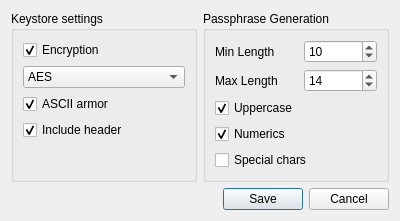
Above: ui/Settings.ui from tcShadowWalker/XKey before the change. Below: the same form after it.
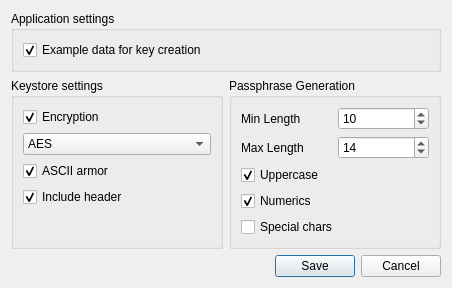
That is the form after the change. Icons and pictures are not drawn.

Commit message: Added warning for deactivating encryption

Patch:
```diff
--- a/ui/Settings.ui
+++ b/ui/Settings.ui
@@ -6,100 +6,15 @@
    <rect>
     <x>0</x>
     <y>0</y>
-    <width>400</width>
-    <height>196</height>
+    <width>452</width>
+    <height>257</height>
    </rect>
   </property>
   <property name="windowTitle">
    <string>XKey Settings</string>
   </property>
   <layout class="QGridLayout" name="gridLayout_2">
-   <item row="0" column="0">
-    <widget class="QGroupBox" name="groupBox_2">
-     <property name="title">
-      <string>Keystore settings</string>
-     </property>
-     <layout class="QVBoxLayout" name="verticalLayout">
-      <item>
-       <widget class="QCheckBox" name="encryptionCheckBox">
-        <property name="enabled">
-         <bool>true</bool>
-        </property>
-        <property name="toolTip">
-         <string>&lt;html&gt;&lt;head/&gt;&lt;body&gt;&lt;p&gt;XKeystore databases are always fully encrypted.&lt;br/&gt;This setting can not be deactivated.&lt;/p&gt;&lt;/body&gt;&lt;/html&gt;</string>
-        </property>
-        <property name="text">
-         <string>Encryption</string>
-        </property>
-        <property name="checkable">
-         <bool>true</bool>
-        </property>
-        <property name="checked">
-         <bool>true</bool>
-        </property>
-       </widget>
-      </item>
-      <item>
-       <widget class="QComboBox" name="cipherComboBox">
-        <property name="toolTip">
-         <string>&lt;html&gt;&lt;head/&gt;&lt;body&gt;&lt;p&gt;The used encryption cipher from the OpenSSL library&lt;br/&gt;that is used to encrypt databases.&lt;/p&gt;&lt;p&gt;Recommended: &lt;span style=&quot; font-weight:600;&quot;&gt;AES&lt;/span&gt;&lt;/p&gt;&lt;/body&gt;&lt;/html&gt;</string>
-        </property>
-        <property name="editable">
-         <bool>false</bool>
-        </property>
-        <property name="frame">
-         <bool>true</bool>
-        </property>
-        <item>
-         <property name="text">
-          <string>AES</string>
-         </property>
-        </item>
-       </widget>
-      </item>
-      <item>
-       <widget class="QCheckBox" name="asciiArmorCheckBox">
-        <property name="toolTip">
-         <string>&lt;html&gt;&lt;head/&gt;&lt;body&gt;&lt;p&gt;Base64 Encoding for Keystores.&lt;/p&gt;&lt;p&gt;&lt;br/&gt;&lt;/p&gt;&lt;p&gt;This setting will additionaly encode the encrypted keystores with Base64.&lt;/p&gt;&lt;p&gt;&lt;br/&gt;&lt;/p&gt;&lt;p&gt;This can be useful for transmission via E-Mail or copying over the network,&lt;/p&gt;&lt;p&gt;when the underlying protocol or server has problems handling binary data.&lt;/p&gt;&lt;p&gt;&lt;br/&gt;&lt;/p&gt;&lt;p&gt;Recommended: &lt;span style=&quot; font-weight:600;&quot;&gt;On&lt;/span&gt;&lt;/p&gt;&lt;/body&gt;&lt;/html&gt;</string>
-        </property>
-        <property name="text">
-         <string>ASCII armor</string>
-        </property>
-        <property name="checked">
-         <bool>true</bool>
-        </property>
-       </widget>
-      </item>
-      <item>
-       <widget class="QCheckBox" name="headerCheckBox">
-        <property name="toolTip">
-         <string>&lt;html&gt;&lt;head/&gt;&lt;body&gt;&lt;p&gt;Include a cleartext header file into keystores.&lt;/p&gt;&lt;p&gt;&lt;br/&gt;&lt;/p&gt;&lt;p&gt;Normally, all keystore have a plaintext ascii header,&lt;br/&gt;which indicates the files to be passphrase keystores.&lt;/p&gt;&lt;p&gt;&lt;br/&gt;&lt;/p&gt;&lt;p&gt;This header helps XKey to recognize the encryption and version settings used for encryption and you might encounter problems when that header ist not present.&lt;/p&gt;&lt;p&gt;&lt;br/&gt;&lt;/p&gt;&lt;p&gt;Strongly recommended to be &lt;span style=&quot; font-weight:600;&quot;&gt;On&lt;/span&gt;.&lt;/p&gt;&lt;/body&gt;&lt;/html&gt;</string>
-        </property>
-        <property name="text">
-         <string>Include header</string>
-        </property>
-        <property name="checked">
-         <bool>true</bool>
-        </property>
-       </widget>
-      </item>
-      <item>
-       <spacer name="verticalSpacer">
-        <property name="orientation">
-         <enum>Qt::Vertical</enum>
-        </property>
-        <property name="sizeHint" stdset="0">
-         <size>
-          <width>20</width>
-          <height>40</height>
-         </size>
-        </property>
-       </spacer>
-      </item>
-     </layout>
-    </widget>
-   </item>
-   <item row="0" column="1">
+   <item row="1" column="1">
     <widget class="QGroupBox" name="groupBox">
      <property name="title">
       <string>Passphrase Generation</string>
@@ -199,7 +114,7 @@
      </layout>
     </widget>
    </item>
-   <item row="1" column="0" colspan="2">
+   <item row="2" column="0" colspan="2">
     <widget class="QDialogButtonBox" name="buttonBox">
      <property name="orientation">
       <enum>Qt::Horizontal</enum>
@@ -209,6 +124,113 @@
      </property>
     </widget>
    </item>
+   <item row="1" column="0">
+    <widget class="QGroupBox" name="groupBox_2">
+     <property name="title">
+      <string>Keystore settings</string>
+     </property>
+     <layout class="QVBoxLayout" name="verticalLayout">
+      <item>
+       <widget class="QCheckBox" name="encryptionCheckBox">
+        <property name="enabled">
+         <bool>true</bool>
+        </property>
+        <property name="toolTip">
+         <string>&lt;html&gt;&lt;head/&gt;&lt;body&gt;&lt;p&gt;XKeystore databases are always fully encrypted.&lt;br/&gt;This setting can not be deactivated.&lt;/p&gt;&lt;/body&gt;&lt;/html&gt;</string>
+        </property>
+        <property name="text">
+         <string>Encryption</string>
+        </property>
+        <property name="checkable">
+         <bool>true</bool>
+        </property>
+        <property name="checked">
+         <bool>true</bool>
+        </property>
+       </widget>
+      </item>
+      <item>
+       <widget class="QComboBox" name="cipherComboBox">
+        <property name="toolTip">
+         <string>&lt;html&gt;&lt;head/&gt;&lt;body&gt;&lt;p&gt;The used encryption cipher from the OpenSSL library&lt;br/&gt;that is used to encrypt databases.&lt;/p&gt;&lt;p&gt;Recommended: &lt;span style=&quot; font-weight:600;&quot;&gt;AES&lt;/span&gt;&lt;/p&gt;&lt;/body&gt;&lt;/html&gt;</string>
+        </property>
+        <property name="editable">
+         <bool>false</bool>
+        </property>
+        <property name="frame">
+         <bool>true</bool>
+        </property>
+        <item>
+         <property name="text">
+          <string>AES</string>
+         </property>
+        </item>
+       </widget>
+      </item>
+      <item>
+       <widget class="QCheckBox" name="asciiArmorCheckBox">
+        <property name="toolTip">
+         <string>&lt;html&gt;&lt;head/&gt;&lt;body&gt;&lt;p&gt;Base64 Encoding for Keystores.&lt;/p&gt;&lt;p&gt;&lt;br/&gt;&lt;/p&gt;&lt;p&gt;This setting will additionaly encode the encrypted keystores with Base64.&lt;/p&gt;&lt;p&gt;&lt;br/&gt;&lt;/p&gt;&lt;p&gt;This can be useful for transmission via E-Mail or copying over the network,&lt;/p&gt;&lt;p&gt;when the underlying protocol or server has problems handling binary data.&lt;/p&gt;&lt;p&gt;&lt;br/&gt;&lt;/p&gt;&lt;p&gt;Recommended: &lt;span style=&quot; font-weight:600;&quot;&gt;On&lt;/span&gt;&lt;/p&gt;&lt;/body&gt;&lt;/html&gt;</string>
+        </property>
+        <property name="text">
+         <string>ASCII armor</string>
+        </property>
+        <property name="checked">
+         <bool>true</bool>
+        </property>
+       </widget>
+      </item>
+      <item>
+       <widget class="QCheckBox" name="headerCheckBox">
+        <property name="toolTip">
+         <string>&lt;html&gt;&lt;head/&gt;&lt;body&gt;&lt;p&gt;Include a cleartext header file into keystores.&lt;/p&gt;&lt;p&gt;&lt;br/&gt;&lt;/p&gt;&lt;p&gt;Normally, all keystore have a plaintext ascii header,&lt;br/&gt;which indicates the files to be passphrase keystores.&lt;/p&gt;&lt;p&gt;&lt;br/&gt;&lt;/p&gt;&lt;p&gt;This header helps XKey to recognize the encryption and version settings used for encryption and you might encounter problems when that header ist not present.&lt;/p&gt;&lt;p&gt;&lt;br/&gt;&lt;/p&gt;&lt;p&gt;Strongly recommended to be &lt;span style=&quot; font-weight:600;&quot;&gt;On&lt;/span&gt;.&lt;/p&gt;&lt;/body&gt;&lt;/html&gt;</string>
+        </property>
+        <property name="text">
+         <string>Include header</string>
+        </property>
+        <property name="checked">
+         <bool>true</bool>
+        </property>
+       </widget>
+      </item>
+      <item>
+       <spacer name="verticalSpacer">
+        <property name="orientation">
+         <enum>Qt::Vertical</enum>
+        </property>
+        <property name="sizeHint" stdset="0">
+         <size>
+          <width>20</width>
+          <height>40</height>
+         </size>
+        </property>
+       </spacer>
+      </item>
+     </layout>
+    </widget>
+   </item>
+   <item row="0" column="0" colspan="2">
+    <widget class="QGroupBox" name="groupBox_3">
+     <property name="title">
+      <string>Application settings</string>
+     </property>
+     <layout class="QVBoxLayout" name="verticalLayout_2">
+      <item>
+       <widget class="QCheckBox" name="exampleEntriesCheckBox">
+        <property name="toolTip">
+         <string>&lt;html&gt;&lt;head/&gt;&lt;body&gt;&lt;p&gt;Populate the EditKey dialog with some example data when creating new keys-entries.&lt;/p&gt;&lt;p&gt;If deactivated, all fields are left empty.&lt;/p&gt;&lt;/body&gt;&lt;/html&gt;</string>
+        </property>
+        <property name="text">
+         <string>Example data for key creation</string>
+        </property>
+        <property name="checked">
+         <bool>true</bool>
+        </property>
+       </widget>
+      </item>
+     </layout>
+    </widget>
+   </item>
   </layout>
  </widget>
  <resources/>
```
Left out of the diff: 8 changed lines with no effect on the pictures. The commit also changes 7 other files.
